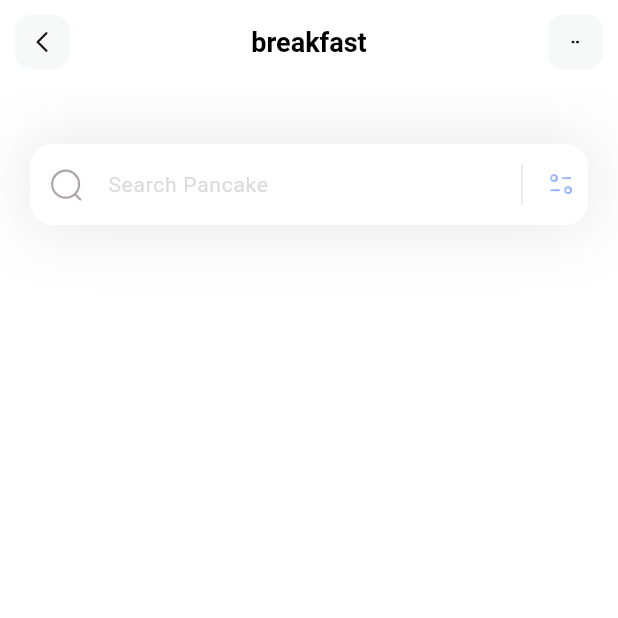
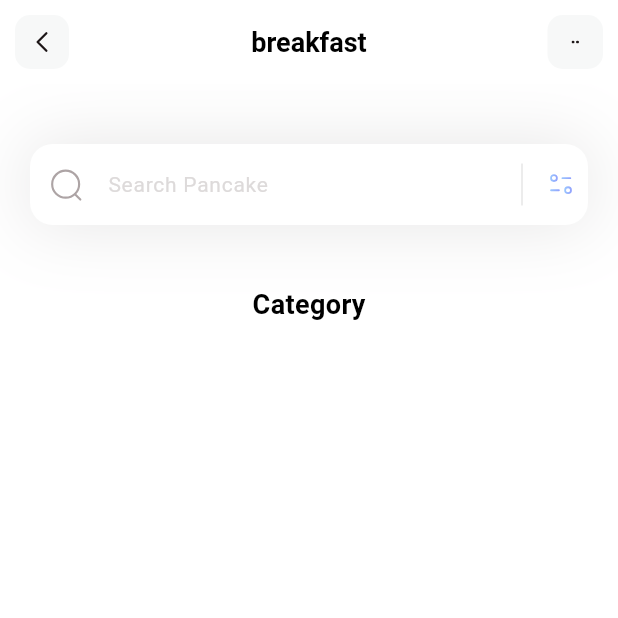
Before and after one commit to SaileshAcharya1229/fitness, a Flutter app: the screen it shows after launch, on a phone screen of 412 x 824 dp, the top half of it. Run offline on Flutter 3.47's test engine with Material 3 defaults, Android fonts, the phone set to English and light mode, and no system bars; our stand-ins replace flutter_svg.

Commit message:
adding design

```diff
--- a/lib/pages/home.dart
+++ b/lib/pages/home.dart
@@ -11,7 +11,29 @@ class HomePage extends StatelessWidget {
       backgroundColor: Colors.white,
       body: Column(
         children: [
-          Container(
+          _searchField(),
+          SizedBox(
+            height: 40,
+          ),
+          Column(
+            children: [
+              Text(
+                'Category',
+                style: TextStyle(
+                  color: Colors.black,
+                  fontSize: 18,
+                  fontWeight: FontWeight.w600,
+                ),
+              )
+            ],
+          )
+        ],
+      ),
+    );
+  }
+
+  Container _searchField() {
+    return Container(
       margin: EdgeInsets.only(top: 40, left: 20, right: 20),
       decoration: BoxDecoration(boxShadow: [
         BoxShadow(
@@ -58,9 +80,6 @@ class HomePage extends StatelessWidget {
               borderRadius: BorderRadius.circular(15),
               borderSide: BorderSide.none,
             )),
-            ),
-          ),
-        ],
       ),
     );
   }
```
Lines whose indentation alone changed are shown as unchanged.
